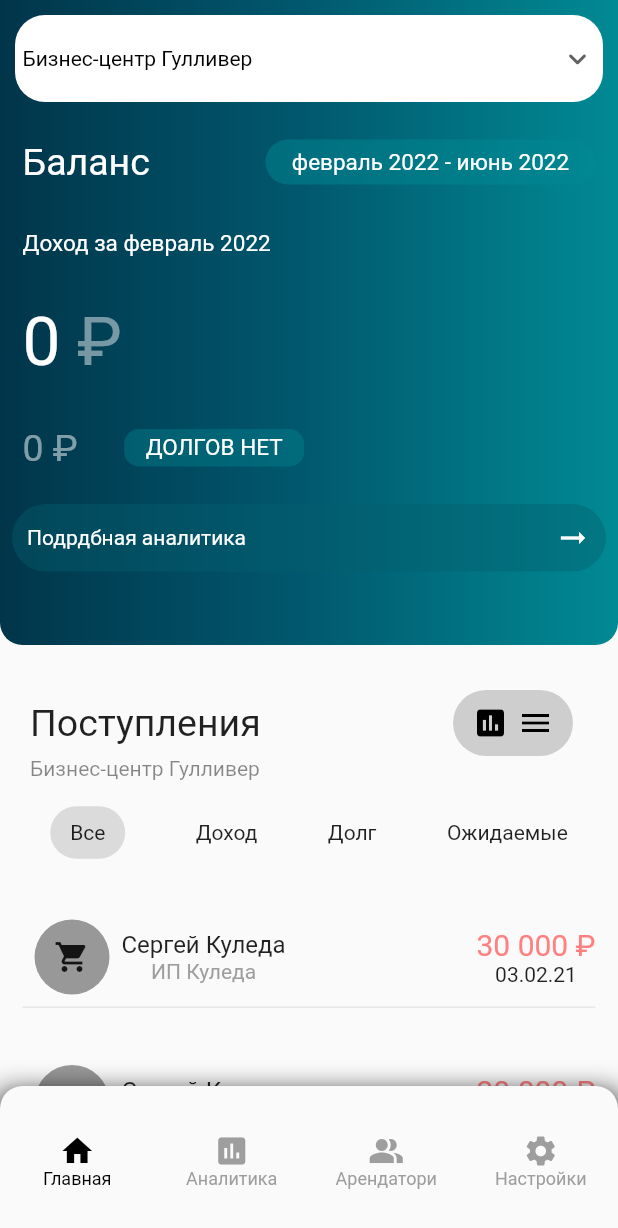
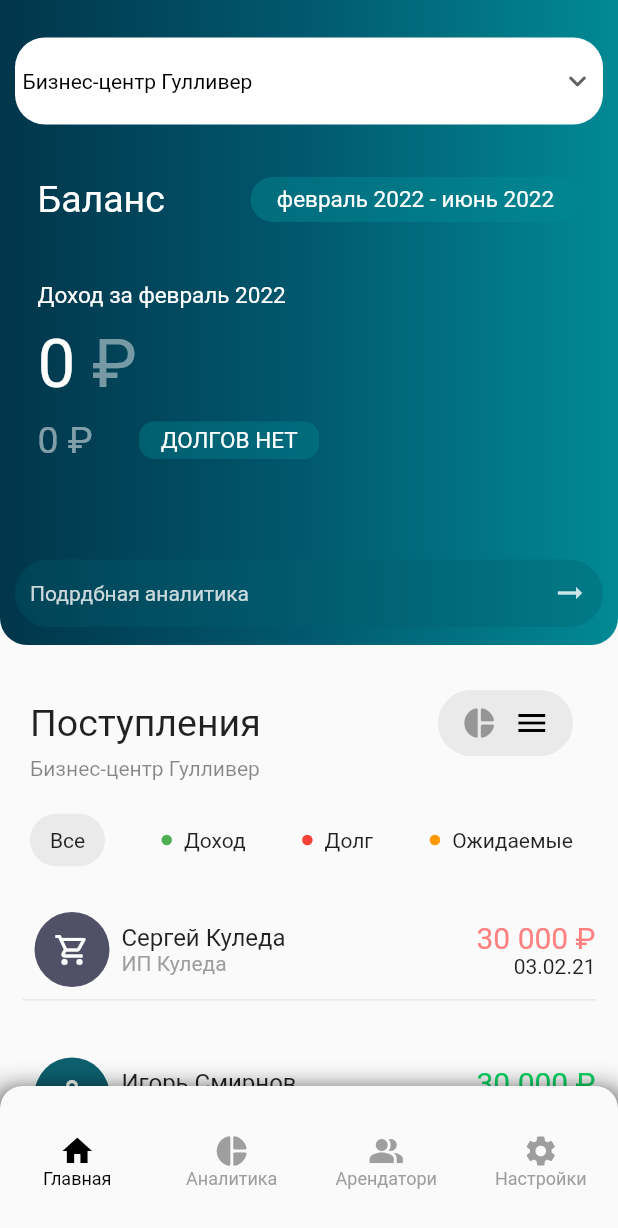
Before and after one commit to matev0syan/FlutterApp-UI-, a Flutter app: the screen it shows after launch, on a phone screen of 412 x 824 dp. Shown: the top 1228 px of the screen. Run offline on Flutter 3.47's test engine with Material 2 defaults, Android fonts, the phone set to English and light mode, and no system bars.

Commit message:
Interface change

```diff
--- a/lib/Components/bottom_navbar.dart
+++ b/lib/Components/bottom_navbar.dart
@@ -33,7 +33,7 @@ class BottomNavBar extends StatelessWidget {
             ),
             BottomNavigationBarItem(
               icon: Icon(
-                Icons.poll,
+                Icons.pie_chart_rounded,
               ),
               label: 'Аналитика',
             ),
--- a/lib/Components/list_components.dart
+++ b/lib/Components/list_components.dart
@@ -16,10 +16,10 @@ class ListText extends StatelessWidget {
               style: TextStyle(fontSize: 25),
             ),
             Container(
-              width: 80,
+              width: 90,
               decoration: BoxDecoration(
                 borderRadius: BorderRadius.circular(25),
-                color: Color.fromARGB(123, 158, 158, 158),
+                color: Color.fromARGB(66, 190, 187, 187),
               ),
               child: Padding(
                 padding: const EdgeInsets.all(10.0),
@@ -27,8 +27,8 @@ class ListText extends StatelessWidget {
                   mainAxisAlignment: MainAxisAlignment.spaceAround,
                   children: [
                     const Icon(
-                      Icons.poll,
-                      color: Colors.black,
+                      Icons.pie_chart_rounded,
+                      color: Color.fromARGB(155, 97, 95, 95),
                     ),
                     Icon(
                       Icons.menu,
@@ -68,26 +68,74 @@ class ListBar extends StatelessWidget {
   @override
   Widget build(BuildContext context) {
     return Padding(
-      padding: const EdgeInsets.all(10.0),
+      padding: const EdgeInsets.fromLTRB(20, 15, 30, 0),
       child: Container(
         height: 50,
         child: Row(
-          mainAxisAlignment: MainAxisAlignment.spaceAround,
+          mainAxisAlignment: MainAxisAlignment.spaceBetween,
           children: [
             Container(
               width: 50,
               height: 35,
               decoration: BoxDecoration(
                 borderRadius: BorderRadius.circular(25),
-                color: Color.fromARGB(54, 107, 102, 102),
+                color: Color.fromARGB(66, 187, 187, 190),
               ),
               child: Center(
                 child: Text('Все'),
               ),
             ),
-            Text('Доход'),
-            Text('Долг'),
-            Text('Ожидаемые'),
+            Container(
+                child: Row(
+              mainAxisAlignment: MainAxisAlignment.spaceAround,
+              children: [
+                Padding(
+                  padding: const EdgeInsets.all(8.0),
+                  child: Container(
+                    width: 7,
+                    height: 7,
+                    decoration: BoxDecoration(
+                        borderRadius: BorderRadius.circular(30),
+                        color: Colors.green),
+                  ),
+                ),
+                Text('Доход'),
+              ],
+            )),
+            Container(
+                child: Row(
+              mainAxisAlignment: MainAxisAlignment.spaceAround,
+              children: [
+                Padding(
+                  padding: const EdgeInsets.all(8.0),
+                  child: Container(
+                    width: 7,
+                    height: 7,
+                    decoration: BoxDecoration(
+                        borderRadius: BorderRadius.circular(30),
+                        color: Colors.red),
+                  ),
+                ),
+                Text('Долг'),
+              ],
+            )),
+            Container(
+                child: Row(
+              mainAxisAlignment: MainAxisAlignment.spaceAround,
+              children: [
+                Padding(
+                  padding: const EdgeInsets.all(8.0),
+                  child: Container(
+                    width: 7,
+                    height: 7,
+                    decoration: BoxDecoration(
+                        borderRadius: BorderRadius.circular(30),
+                        color: Colors.orange),
+                  ),
+                ),
+                Text('Ожидаемые'),
+              ],
+            )),
           ],
         ),
       ),
--- a/lib/Components/list_items.dart
+++ b/lib/Components/list_items.dart
@@ -24,11 +24,14 @@ class ListItem1 extends StatelessWidget {
                       height: 50,
                       width: 50,
                       decoration: BoxDecoration(
-                          color: Color.fromARGB(127, 52, 53, 51),
+                          color: Color.fromARGB(207, 41, 42, 68),
                           borderRadius: BorderRadius.circular(25)),
-                      child: Icon(Icons.shopping_cart)),
+                      child: Icon(
+                        Icons.shopping_cart_outlined,
+                        color: Colors.white,
+                      )),
                 ),
-                Column(children: [
+                Column(crossAxisAlignment: CrossAxisAlignment.start, children: [
                   Text(
                     'Сергей Куледа',
                     style: TextStyle(fontSize: 16),
@@ -41,7 +44,7 @@ class ListItem1 extends StatelessWidget {
               ],
             ),
             Column(
-              mainAxisAlignment: MainAxisAlignment.spaceAround,
+              crossAxisAlignment: CrossAxisAlignment.end,
               children: [
                 Text(
                   '30 000 ₽',
@@ -57,3 +60,64 @@ class ListItem1 extends StatelessWidget {
     );
   }
 }
+
+class ListItem2 extends StatelessWidget {
+  const ListItem2({Key? key}) : super(key: key);
+
+  @override
+  Widget build(BuildContext context) {
+    return Padding(
+      padding: const EdgeInsets.all(15.0),
+      child: Container(
+        decoration: BoxDecoration(
+          border: Border(
+              bottom: BorderSide(
+                  width: 1, color: Color.fromARGB(54, 158, 158, 158))),
+        ),
+        child: Row(
+          mainAxisAlignment: MainAxisAlignment.spaceBetween,
+          children: [
+            Row(
+              children: [
+                Padding(
+                  padding: const EdgeInsets.all(8.0),
+                  child: Container(
+                      height: 50,
+                      width: 50,
+                      decoration: BoxDecoration(
+                          color: Color.fromARGB(255, 13, 95, 110),
+                          borderRadius: BorderRadius.circular(25)),
+                      child: Icon(
+                        Icons.shopping_bag_outlined,
+                        color: Colors.white,
+                      )),
+                ),
+                Column(crossAxisAlignment: CrossAxisAlignment.start, children: [
+                  Text(
+                    'Игорь Смирнов',
+                    style: TextStyle(fontSize: 16),
+                  ),
+                  Text(
+                    'ООО Живая Вода',
+                    style: TextStyle(color: Colors.grey, fontSize: 14),
+                  ),
+                ]),
+              ],
+            ),
+            Column(
+              crossAxisAlignment: CrossAxisAlignment.end,
+              children: [
+                Text(
+                  '30 000 ₽',
+                  style: TextStyle(
+                      color: Color.fromARGB(255, 3, 211, 97), fontSize: 20),
+                ),
+                Text('03.02.21')
+              ],
+            )
+          ],
+        ),
+      ),
+    );
+  }
+}
--- a/lib/Components/list_part.dart
+++ b/lib/Components/list_part.dart
@@ -15,11 +15,11 @@ class ListPart extends StatelessWidget {
         ListText2(),
         ListBar(),
         ListItem1(),
+        ListItem2(),
         ListItem1(),
+        ListItem2(),
         ListItem1(),
-        ListItem1(),
-        ListItem1(),
-        ListItem1(),
+        ListItem2(),
         ListItem1(),
       ],
     );
--- a/lib/Components/top_part.dart
+++ b/lib/Components/top_part.dart
@@ -18,8 +18,8 @@ class TopPart extends StatelessWidget {
           end: Alignment.centerRight,
         ),
         borderRadius: BorderRadius.only(
-          bottomLeft: Radius.circular(15),
-          bottomRight: Radius.circular(15),
+          bottomLeft: Radius.circular(18),
+          bottomRight: Radius.circular(18),
         ),
       ),
       width: double.infinity,
--- a/lib/Components/top_part_components.dart
+++ b/lib/Components/top_part_components.dart
@@ -13,7 +13,7 @@ class _MyStatefulWidgetState extends State<Dropdownmenu> {
   @override
   Widget build(BuildContext context) {
     return Padding(
-      padding: const EdgeInsets.all(10.0),
+      padding: const EdgeInsets.fromLTRB(10, 25, 10, 10),
       child: Container(
         decoration: BoxDecoration(
             borderRadius: BorderRadius.circular(20),
@@ -60,7 +60,7 @@ class TextOne extends StatelessWidget {
   @override
   Widget build(BuildContext context) {
     return Padding(
-      padding: const EdgeInsets.all(15.0),
+      padding: const EdgeInsets.fromLTRB(25, 25, 25, 10),
       child: Row(
         mainAxisAlignment: MainAxisAlignment.spaceBetween,
         children: [
@@ -100,7 +100,7 @@ class TextTwo extends StatelessWidget {
   @override
   Widget build(BuildContext context) {
     return Padding(
-      padding: const EdgeInsets.all(15.0),
+      padding: const EdgeInsets.fromLTRB(25, 30, 25, 5),
       child: Align(
         alignment: Alignment.centerLeft,
         child: Text(
@@ -118,7 +118,7 @@ class TextThree extends StatelessWidget {
   @override
   Widget build(BuildContext context) {
     return Padding(
-      padding: const EdgeInsets.all(15.0),
+      padding: const EdgeInsets.fromLTRB(25, 5, 25, 5),
       child: Align(
           alignment: Alignment.centerLeft,
           child: RichText(
@@ -144,7 +144,7 @@ class TextFour extends StatelessWidget {
   @override
   Widget build(BuildContext context) {
     return Padding(
-      padding: const EdgeInsets.all(15.0),
+      padding: const EdgeInsets.fromLTRB(25, 5, 25, 5),
       child: Row(
         children: [
           Text(
@@ -181,9 +181,11 @@ class TopButton extends StatelessWidget {
   @override
   Widget build(BuildContext context) {
     return Padding(
-      padding: const EdgeInsets.all(8.0),
+      padding: const EdgeInsets.fromLTRB(10, 60, 10, 10),
       child: InkWell(
         onTap: () => null,
+        child: Opacity(
+          opacity: 0.8,
           child: Container(
               decoration: BoxDecoration(
                   color: Color.fromARGB(103, 3, 94, 110),
@@ -207,6 +209,7 @@ class TopButton extends StatelessWidget {
                 ),
               )),
         ),
+      ),
     );
   }
 }
--- a/lib/main.dart
+++ b/lib/main.dart
@@ -1,8 +1,12 @@
 import 'package:flutter/material.dart';
 import 'homepage.dart';
 import 'analitic.dart';
+// import 'package:flutter/rendering.dart' show debugPaintSizeEnabled;
 
-void main() => runApp(MyApp());
+void main() {
+  // debugPaintSizeEnabled = true;
+  runApp(MyApp());
+}
 
 class MyApp extends StatelessWidget {
   MyApp({key}) : super(key: key);
```
Lines whose indentation alone changed are shown as unchanged.
